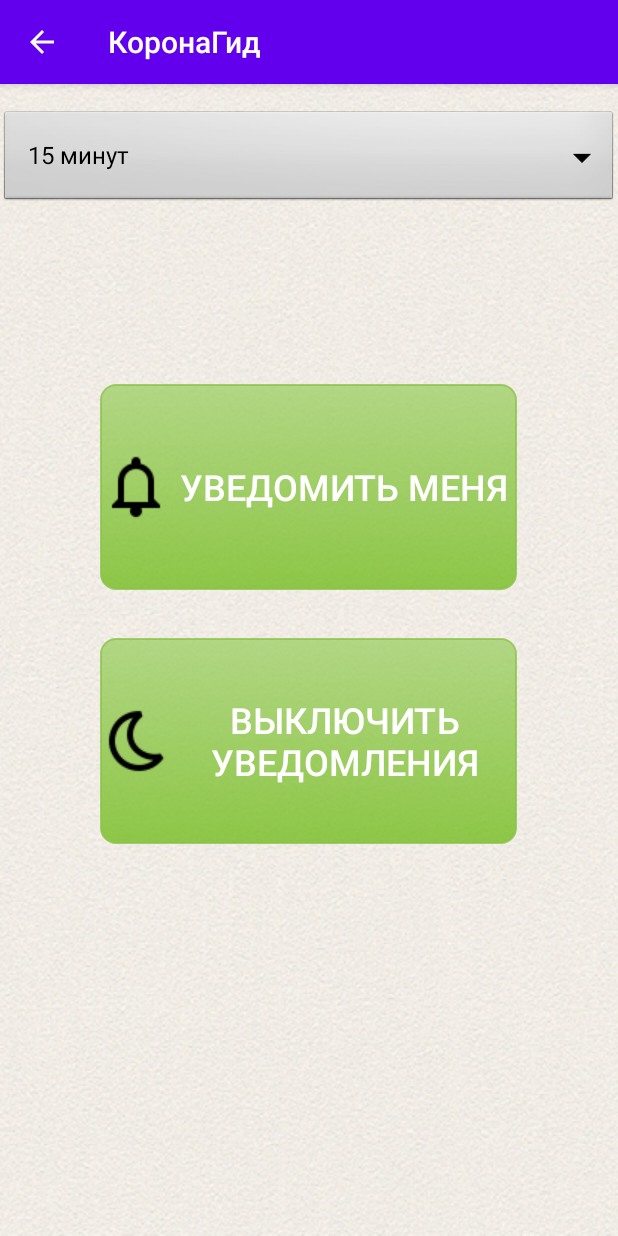
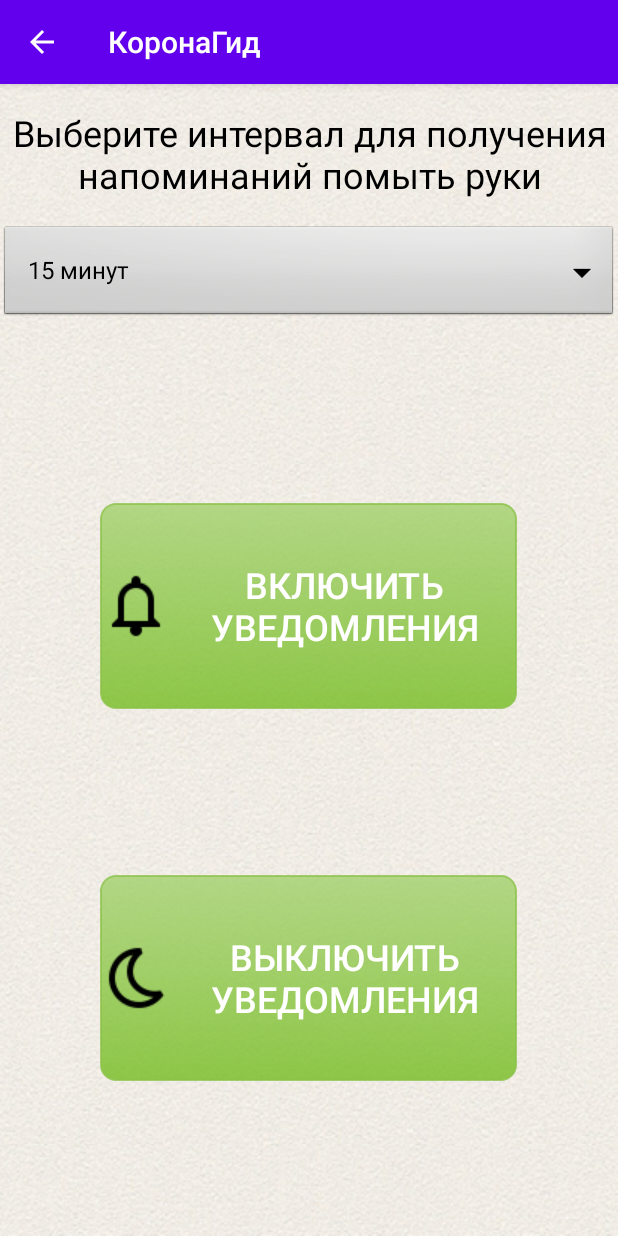
Before and after one commit to olli2017/CoronaNotification, an Android app: the NotificationSettingsActivity screen opened directly, with no data from a screen before it, on a phone screen of 412 x 824 dp. Run offline under Robolectric (Android 15) with nearby library versions, the phone set to English and light mode, and no system bars.

Commit message:
change notif menu

```diff
--- a/MyApplication3/app/src/main/res/layout/activity_notification_settings.xml
+++ b/MyApplication3/app/src/main/res/layout/activity_notification_settings.xml
@@ -7,10 +7,16 @@
     tools:context=".NotificationSettingsActivity">
 
     <ImageView
+        android:id="@+id/imageView2"
         android:layout_width="match_parent"
         android:layout_height="match_parent"
+        android:scaleType="centerCrop"
         android:src="@drawable/main_back3"
-        android:scaleType="centerCrop"/>
+        app:layout_constraintEnd_toEndOf="parent"
+        app:layout_constraintHorizontal_bias="1.0"
+        app:layout_constraintStart_toStartOf="parent"
+        app:layout_constraintTop_toTopOf="parent" />
+
     <Spinner
         android:id="@+id/spinner1"
         android:layout_width="0dp"
@@ -19,19 +25,20 @@
         android:background="@android:drawable/btn_dropdown"
         android:spinnerMode="dropdown"
         app:layout_constraintEnd_toEndOf="parent"
+        app:layout_constraintHorizontal_bias="0.0"
         app:layout_constraintStart_toStartOf="parent"
-        app:layout_constraintTop_toTopOf="parent" />
+        app:layout_constraintTop_toBottomOf="@+id/textView2" />
 
     <Button
         android:id="@+id/notify_button2"
         android:layout_width="278dp"
         android:layout_height="137dp"
         android:layout_marginTop="200dp"
-        android:layout_marginBottom="32dp"
+        android:layout_marginBottom="16dp"
+        android:background="@drawable/mybutton"
         android:drawableLeft="@drawable/alarm"
-        android:background="@drawable/mybutton"
+        android:text="@string/notificate_me"
         android:textColor="@color/cardview_light_background"
-        android:text="@string/notificate_me"
         android:textSize="24sp"
         app:layout_constraintBottom_toTopOf="@+id/button_off"
         app:layout_constraintEnd_toEndOf="parent"
@@ -45,16 +52,30 @@
         android:id="@+id/button_off"
         android:layout_width="278dp"
         android:layout_height="137dp"
-        android:layout_marginTop="32dp"
-        android:layout_marginBottom="193dp"
+        android:layout_marginTop="16dp"
+        android:layout_marginBottom="24dp"
         android:background="@drawable/mybutton"
-        android:textColor="@color/cardview_light_background"
         android:drawableLeft="@drawable/dont_alarm"
         android:text="@string/turn_off_notification"
+        android:textColor="@color/cardview_light_background"
         android:textSize="24sp"
-        app:layout_constraintBottom_toBottomOf="@+id/imageView3"
+        app:layout_constraintBottom_toBottomOf="@+id/imageView2"
         app:layout_constraintEnd_toEndOf="parent"
         app:layout_constraintHorizontal_bias="0.496"
         app:layout_constraintStart_toStartOf="parent"
         app:layout_constraintTop_toBottomOf="@+id/notify_button2" />
+
+    <TextView
+        android:id="@+id/textView2"
+        android:layout_width="wrap_content"
+        android:layout_height="wrap_content"
+        android:layout_marginTop="16dp"
+        android:gravity="center"
+        android:text="Выберите интервал для получения напоминаний помыть руки"
+        android:textColor="#000000"
+        android:textSize="24sp"
+        app:layout_constraintEnd_toEndOf="parent"
+        app:layout_constraintHorizontal_bias="0.5"
+        app:layout_constraintStart_toStartOf="parent"
+        app:layout_constraintTop_toTopOf="@+id/imageView2" />
 </androidx.constraintlayout.widget.ConstraintLayout>
--- a/MyApplication3/app/src/main/res/values/strings.xml
+++ b/MyApplication3/app/src/main/res/values/strings.xml
@@ -1,6 +1,6 @@
 <resources>
     <string name="app_name">КоронаГид</string>
-    <string name="notificate_me">Уведомить меня</string>
+    <string name="notificate_me">Включить уведомления</string>
     <string name="info">Информация</string>
     <string name="online_stat">Онлайн статистика</string>
     <string name="get_stats">Get stats</string>
```
